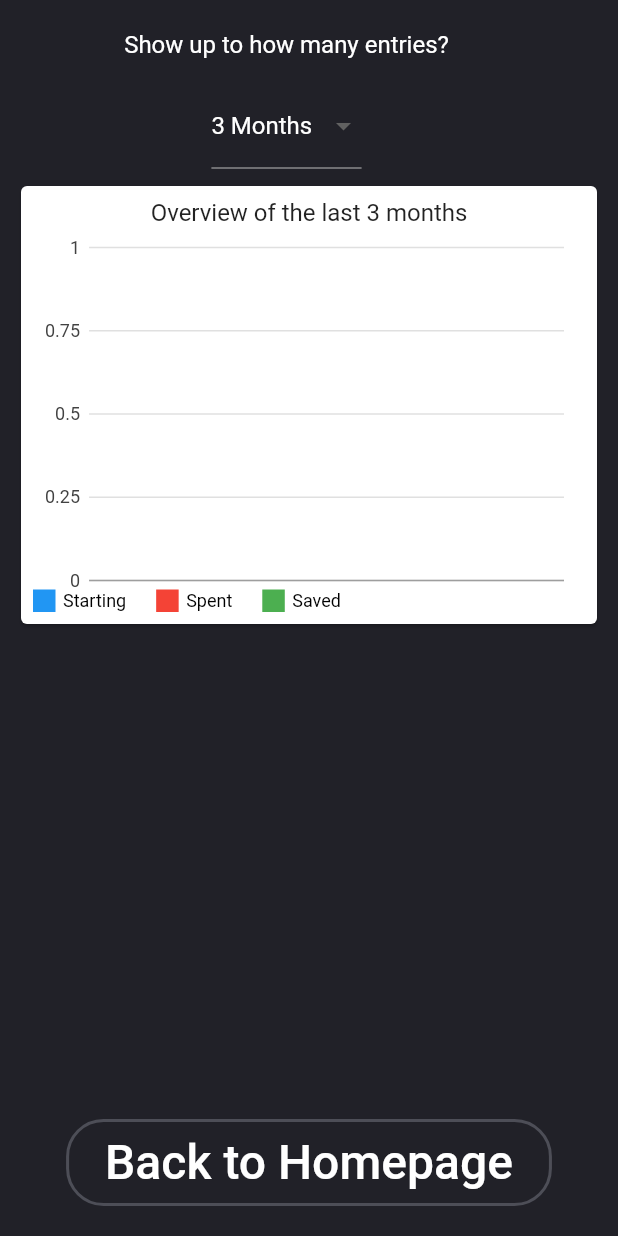
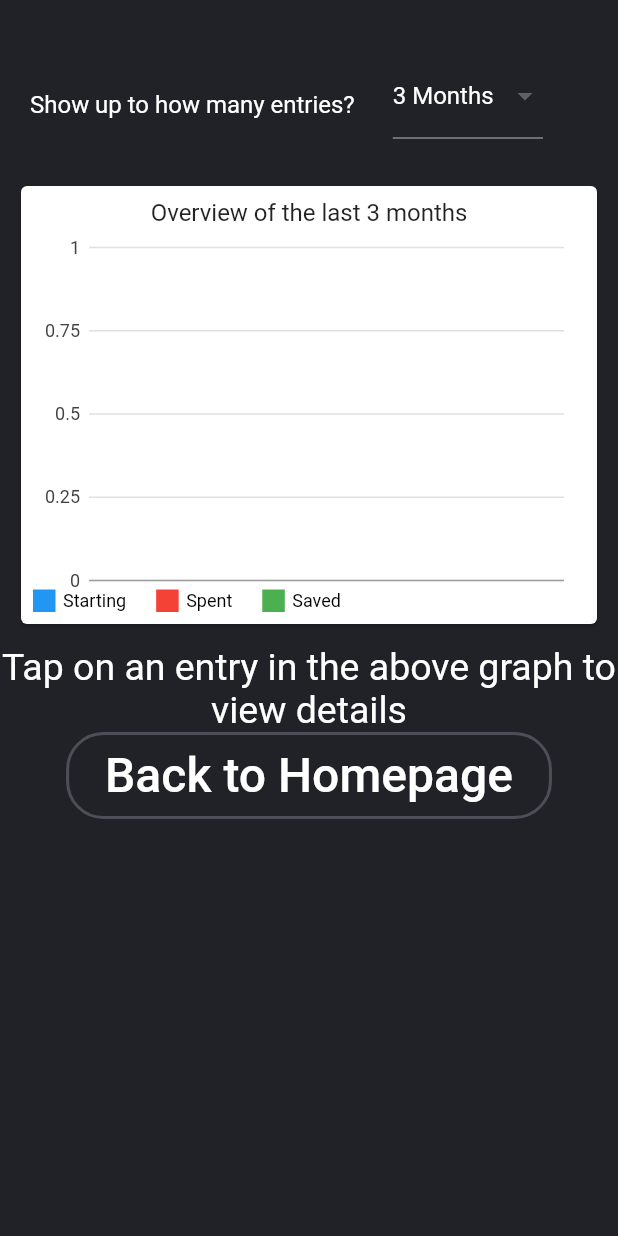
Before and after one commit to L30N74/Finance-Tracker, a Flutter app: the GraphView screen opened directly, on a phone screen of 412 x 824 dp. Run offline on Flutter 3.47's test engine with Material 2 defaults, Android fonts, the phone set to English and light mode, and no system bars; our stand-ins replace charts_flutter, flutter_colorpicker, sqflite; accounts and stored records are empty.

Commit message:
feat: barGraph feature-complete

```diff
--- a/lib/Classes/Constants.dart
+++ b/lib/Classes/Constants.dart
@@ -3,7 +3,7 @@ import 'package:flutter/material.dart';
 
 List<ExpenseGroup> defaultExpenseGroups = [
   new ExpenseGroup(name: "Default", color: formatColor(Colors.red.toString())),
-  new ExpenseGroup(name: "Hobby", color: formatColor(Colors.green.toString())),
+  new ExpenseGroup(name: "Food", color: formatColor(Colors.blue.toString())),
 ];
 
 Color mainPageBackgroundColor = Color(0xFF212128);
--- a/lib/GraphView.dart
+++ b/lib/GraphView.dart
@@ -22,6 +22,9 @@ class _GraphViewState extends State<GraphView> {
       child: Scaffold(
         backgroundColor: mainPageBackgroundColor,
         body: Column(
+          mainAxisSize: MainAxisSize.max,
+          crossAxisAlignment: CrossAxisAlignment.center,
+          mainAxisAlignment: MainAxisAlignment.start,
           children: [
             //Overview(),
             filterContainer(),
@@ -30,11 +33,8 @@ class _GraphViewState extends State<GraphView> {
               height: 10,
             ),
             detailsView(),
-            Spacer(),
             returnButton(),
-            SizedBox(
-              height: 20,
-            ),
+            SizedBox(height: 20,),
           ],
         ),
       ),
@@ -46,7 +46,7 @@ class _GraphViewState extends State<GraphView> {
       padding: EdgeInsets.only(left: 20, right: 50),
       margin: EdgeInsets.only(top: 20),
       height: 100,
-      child: Column(
+      child: Row(
         mainAxisAlignment: MainAxisAlignment.spaceBetween,
         children: [
           Text(
@@ -202,6 +202,7 @@ class _GraphViewState extends State<GraphView> {
           colorFn: (Manager manager, _) =>
               charts.ColorUtil.fromDartColor(Colors.green)),
     ];
+
     return series;
   }
 
@@ -266,12 +267,21 @@ class _GraphViewState extends State<GraphView> {
   }
 
   Widget detailsView() {
-    if (selectedEntry == null) return Container();
+    if (selectedEntry == null) return Container(
+      alignment: Alignment.center,
+      child: Column(
+        children: [
+          Text(
+            "Tap on an entry in the above graph to view details",
+            style: TextStyle(fontSize: 25, color: Colors.white), textAlign: TextAlign.center,
+          ),
+        ],
+      ),
+    );
+
     final Manager selectedManager = selectedEntry.selectedDatum.first.datum;
 
-    return Container(
-      height: 200,
-      margin: EdgeInsets.only(left: 20, right: 20, bottom: 20),
+    return Expanded(
       child: Column(
         children: [
           Text(
@@ -285,27 +295,27 @@ class _GraphViewState extends State<GraphView> {
           SizedBox(
             height: 15,
           ),
-          groupExpenseOverview(selectedManager),
-          SizedBox(
-            height: 20,
-          ),
           Column(
             crossAxisAlignment: CrossAxisAlignment.start,
             children: [
               Text(
-                "You started the month with ${selectedManager.startingMoney.toString()}€",
+                "You started the month with ${selectedManager.startingMoney.toStringAsFixed(2)}€",
                 style: TextStyle(fontSize: 16, color: Colors.white),
               ),
               Text(
-                "Total expenses: ${selectedManager.spentMoney.toString()}€",
+                "Total expenses: ${selectedManager.spentMoney.toStringAsFixed(2)}€",
                 style: TextStyle(fontSize: 16, color: Colors.white),
               ),
               Text(
-                "Total saved: ${selectedManager.remainingMoney.toString()}€",
+                "Total saved: ${selectedManager.remainingMoney.toStringAsFixed(2)}€",
                 style: TextStyle(fontSize: 16, color: Colors.white),
               ),
             ],
           ),
+          SizedBox(
+            height: 20,
+          ),
+          groupExpenseOverview(selectedManager),
         ],
       ),
     );
@@ -316,20 +326,27 @@ class _GraphViewState extends State<GraphView> {
       child: FutureBuilder(
         future: SQLiteDbProvider.db.getExpensesFromGroups(selectedManager),
         builder: (context, snapshot) {
-          if (snapshot.hasError) return Container();
+          if (snapshot.hasError) return Container(
+            child: Text("An error occurred", style: errorTextStyle,),
+          );
           if (snapshot.hasData) {
             Map<ExpenseGroup, double> expenses = snapshot.data;
-            List<MapEntry<ExpenseGroup, double>> list =
-                expenses.entries.toList();
+
+            // Take away lists with zero listed expenses
+            for(int i = expenses.entries.length-1; i > 0; i--) {
+              if(expenses.values.elementAt(i) == 0.0) expenses.remove(expenses.keys.elementAt(i));
+            }
 
             return ListView.builder(
               itemCount: expenses.length,
               itemBuilder: (context, index) {
-                ExpenseGroup group = list[index].key;
-                double spentAmount = list[index].value;
+                ExpenseGroup group = expenses.keys.elementAt(index);
+                double spentAmount = expenses.values.elementAt(index);
 
                 return Container(
                   margin: EdgeInsets.only(
+                    left: 20,
+                    right: 20,
                     bottom: 15,
                   ),
                   child: Row(
--- a/lib/Helper/Database.dart
+++ b/lib/Helper/Database.dart
@@ -101,6 +101,12 @@ class SQLiteDbProvider {
     await db.delete("Expensegroup");
     //where: "ROWID > ?", whereArgs: [defaultExpenseGroups.length]);
     print("INFO [Groups reset]");
+  }
+
+  resetEverything() async {
+    await resetManagerTable();
+    await resetExpensesTable();
+    await resetGroupsTable();
   }
 
   ///Retrieves the manager for this month
--- a/lib/Helper/Overview.dart
+++ b/lib/Helper/Overview.dart
@@ -33,7 +33,7 @@ class _OverviewState extends State<Overview> {
                   style: basicStyle,
                 ),
                 Text(
-                  MyHomePage.manager != null ?  MyHomePage.manager.startingMoney.toStringAsFixed(2) + " €" : "",
+                  MyHomePage.manager != null ?  MyHomePage.manager.startingMoney.toStringAsFixed(2) + " €" : "<ERROR>",
                   style: basicStyle,
                 ),
               ],
@@ -45,7 +45,7 @@ class _OverviewState extends State<Overview> {
                   children: [
                     Text("Spent:", style: basicStyle,),
                     Text(
-                      MyHomePage.manager != null ? MyHomePage.manager.spentMoney.toStringAsFixed(2) + " €" : "",
+                      MyHomePage.manager != null ? MyHomePage.manager.spentMoney.toStringAsFixed(2) + " €" : "<ERROR>",
                       style: TextStyle(
                         fontSize: 26,
                         color: Colors.white
@@ -57,7 +57,7 @@ class _OverviewState extends State<Overview> {
                   children: [
                     Text("Remaining:", style: basicStyle,),
                     Text(
-                      MyHomePage.manager != null ? MyHomePage.manager.remainingMoney.toStringAsFixed(2) + " €" : "",
+                      MyHomePage.manager != null ? MyHomePage.manager.remainingMoney.toStringAsFixed(2) + " €" : "<ERROR>",
                       style: TextStyle(
                         fontSize: 26,
                         color: Colors.white,
```
Also changed, not shown: lib/main.dart (+13 -19 lines).
